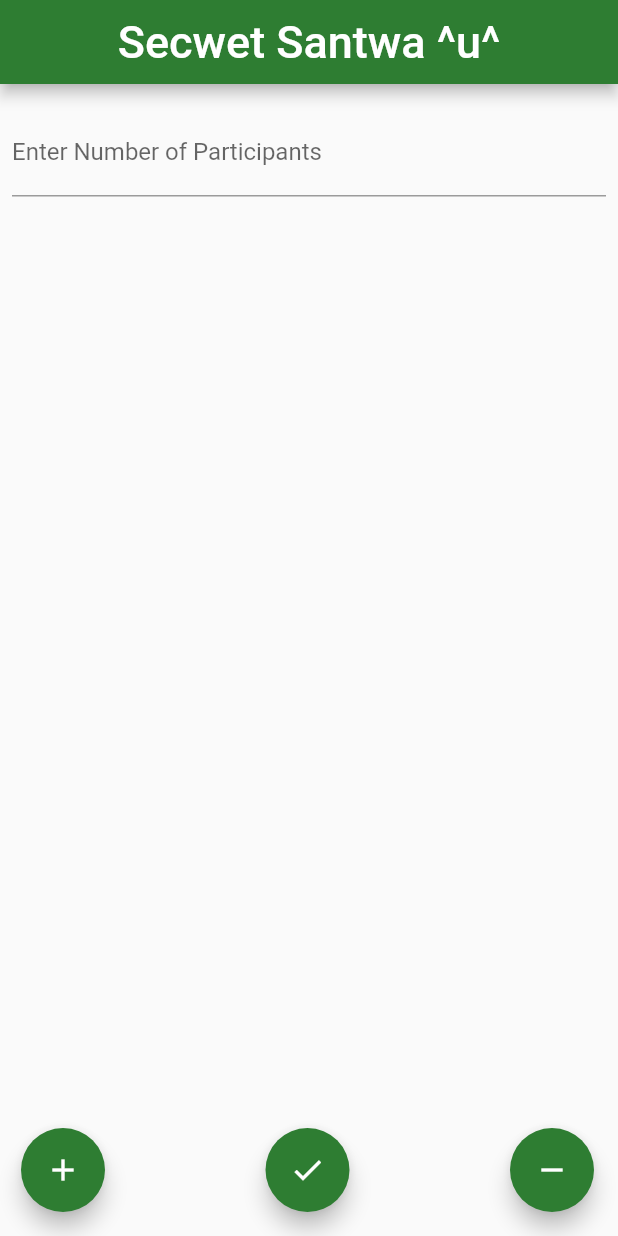
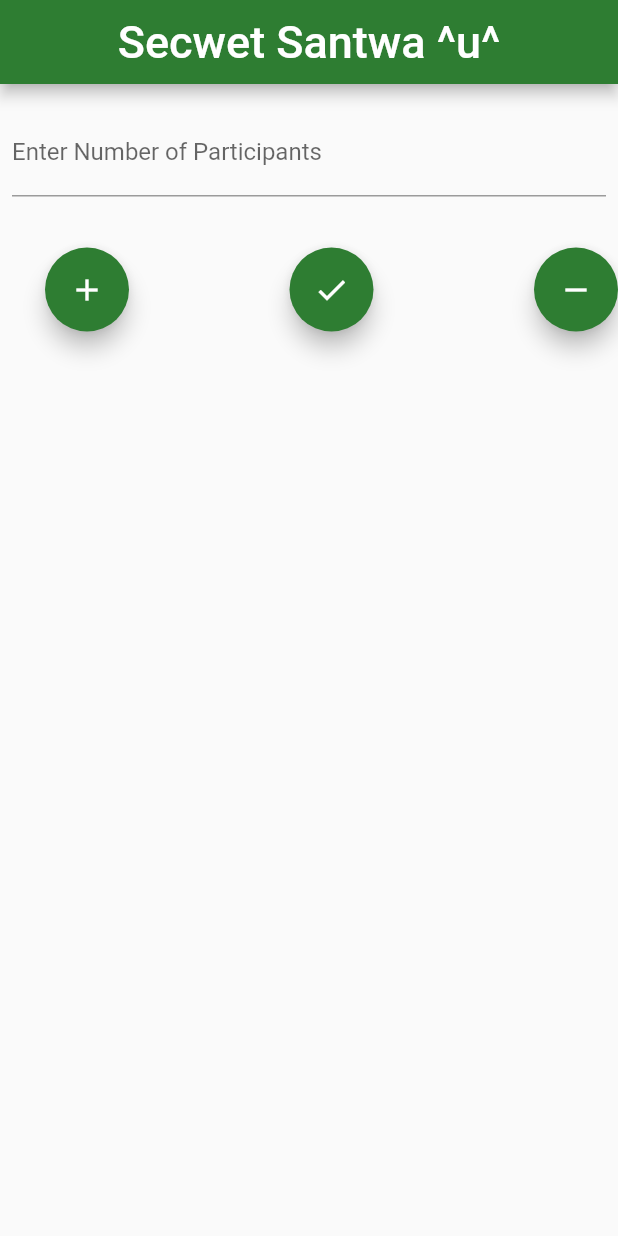
Before and after one commit to Wonton-Jon/Secret-Santa, a Flutter app: the screen it shows after launch, on a phone screen of 412 x 824 dp. Run offline on Flutter 3.47's test engine with Material 2 defaults, Android fonts, the phone set to English and light mode, and no system bars; missing offline and left inert: flutter_email_sender.

```diff
--- a/secret_santa/lib/main.dart
+++ b/secret_santa/lib/main.dart
@@ -3,6 +3,7 @@ import 'package:secret_santa/ErrorCheck.dart';
 import 'package:secret_santa/Randomize.dart';
 import 'UserData.dart';
 import 'Email.dart';
+
 
 List<UserData> participantList = [];
 Color? themeColor = Colors.green[800];
@@ -87,7 +88,7 @@ class _MyHomePageState extends State<MyHomePage> {
   @override
   Widget build(BuildContext context) {
     return Scaffold(
-      resizeToAvoidBottomInset: false,
+      resizeToAvoidBottomInset: true,
       appBar: AppBar(
         title: Text(
           widget.title,
@@ -154,14 +155,7 @@ class _MyHomePageState extends State<MyHomePage> {
                       },
                       shrinkWrap: true,
                     ),
-            ],
-          ),
-        ),
-      ),
-      //========================================================================
-      // Placement for the increment and decrement buttons
-      //========================================================================
-      floatingActionButton: Padding(
+              Padding(
                 padding: EdgeInsets.only(left: 30),
                 child: Row(
                   crossAxisAlignment: CrossAxisAlignment.end,
@@ -177,17 +171,20 @@ class _MyHomePageState extends State<MyHomePage> {
                         //Set the state of the values to reload the widgets
                         setState(() {
                           //Get the number of participants and error check the value entered
-                  numParticipants = _participantCountController.text.trim();
+                          numParticipants =
+                              _participantCountController.text.trim();
                           errorCode = checkInt(numParticipants.toString());
                         });
 
                         //If the errorcode shows the value entered is valid,
                         //Then get the number of participants and increment it
                         //Create the list of participants
-                if (int.tryParse(numParticipants.toString().trim()) != null) {
+                        if (int.tryParse(numParticipants.toString().trim()) !=
+                            null) {
                           participants = int.parse(numParticipants.toString());
                           participants++;
-                  _participantCountController.text = participants.toString();
+                          _participantCountController.text =
+                              participants.toString();
                           createNewParticipantList();
                         } //end if
                       },
@@ -204,9 +201,11 @@ class _MyHomePageState extends State<MyHomePage> {
                       heroTag: 'RandomizeButton',
                       onPressed: () {
                         //Set the state of the values to reload the widgets
-                errorCode = checkInt(_participantCountController.text.trim());
+                        errorCode =
+                            checkInt(_participantCountController.text.trim());
 
-                if (errorCode == ERROR_CODE.VALID) showAlertDialog(context);
+                        if (errorCode == ERROR_CODE.VALID)
+                          showAlertDialog(context);
                       },
                     ),
 
@@ -223,7 +222,8 @@ class _MyHomePageState extends State<MyHomePage> {
                         //Set the state of the values to reload the widgets
                         setState(() {
                           //Get the number of participants and error check the value entered
-                  numParticipants = _participantCountController.text.trim();
+                          numParticipants =
+                              _participantCountController.text.trim();
                           errorCode = checkInt(numParticipants.toString());
                         }); //If the error code is valid, then increment the number of participants
 
@@ -233,14 +233,22 @@ class _MyHomePageState extends State<MyHomePage> {
                         if (int.tryParse(numParticipants.toString()) != null) {
                           participants = int.parse(numParticipants.toString());
                           participants--;
-                  _participantCountController.text = participants.toString();
+                          _participantCountController.text =
+                              participants.toString();
                           createNewParticipantList();
                         } //end if
                       },
                     )
                   ],
                 ),
+              )
+            ],
           ),
+        ),
+      ),
+      //========================================================================
+      // Placement for the increment and decrement buttons
+      //========================================================================
     );
   }
 
```
Also changed, not shown: 1 other file. Lines whose indentation alone changed are shown as unchanged.
